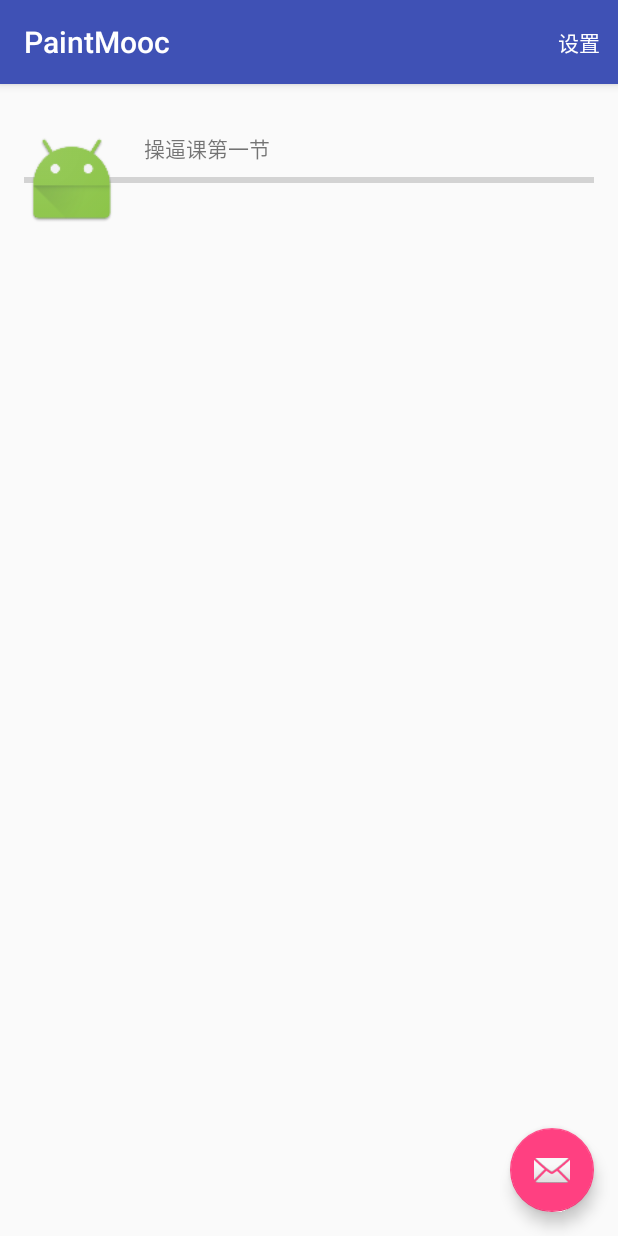
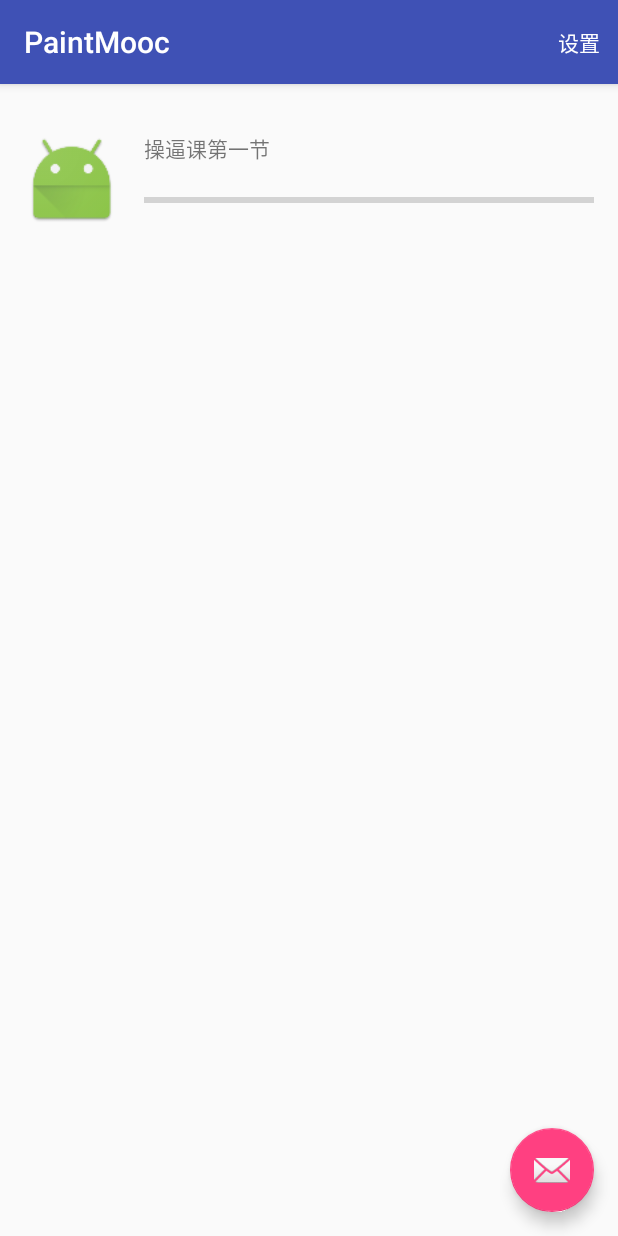
Before and after one commit to RunziiMo/PaintMooc, an Android app: the MainActivity screen opened directly, with no data from a screen before it, on a phone screen of 412 x 824 dp. Run offline under Robolectric (Android 15) with nearby library versions, the phone set to English and light mode, and no system bars; our stand-ins replace ButterKnife; libraries missing offline, so code that uses them is left out: com.qiniu.android; pictures from the network do not load; 1 statement that could not run was skipped.

Commit message:
"demo大概完成"

```diff
--- a/app/src/main/res/layout/content_main.xml
+++ b/app/src/main/res/layout/content_main.xml
@@ -12,23 +12,10 @@
     tools:context="com.runzii.paintmooc.MainActivity"
     tools:showIn="@layout/activity_main">
 
-    <FrameLayout
+    <RelativeLayout
         android:layout_width="match_parent"
         android:layout_height="96dp"
         android:layout_alignParentTop="true">
-
-        <ProgressBar
-            android:id="@+id/upload_progress"
-            style="@style/Widget.AppCompat.ProgressBar.Horizontal"
-            android:layout_width="match_parent"
-            android:layout_height="match_parent"
-            android:indeterminate="false"
-            android:max="100"
-            android:progress="0" />
-
-        <RelativeLayout
-            android:layout_width="match_parent"
-            android:layout_height="match_parent">
 
         <ImageView
             android:id="@+id/iv_main"
@@ -47,8 +34,19 @@
             android:layout_toRightOf="@+id/iv_main"
             android:text="操逼课第一节" />
 
+        <ProgressBar
+            android:id="@+id/upload_progress"
+            style="@style/Widget.AppCompat.ProgressBar.Horizontal"
+            android:layout_width="match_parent"
+            android:layout_height="wrap_content"
+            android:layout_alignLeft="@+id/tv_videoname"
+            android:layout_below="@+id/tv_videoname"
+            android:layout_marginTop="16dp"
+            android:indeterminate="false"
+            android:max="100"
+            android:progress="0" />
+
     </RelativeLayout>
-    </FrameLayout>
 
 
 </RelativeLayout>
--- a/build.gradle
+++ b/build.gradle
@@ -6,7 +6,7 @@ buildscript {
     }
     dependencies {
         classpath 'com.android.tools.build:gradle:2.1.0'
-
+        classpath 'com.neenbedankt.gradle.plugins:android-apt:1.8'
         // NOTE: Do not place your application dependencies here; they belong
         // in the individual module build.gradle files
     }
```
Lines whose indentation alone changed are shown as unchanged.
